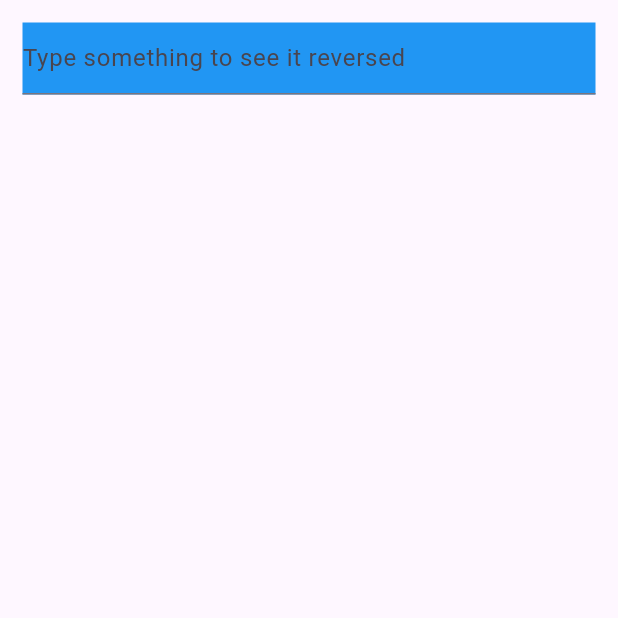
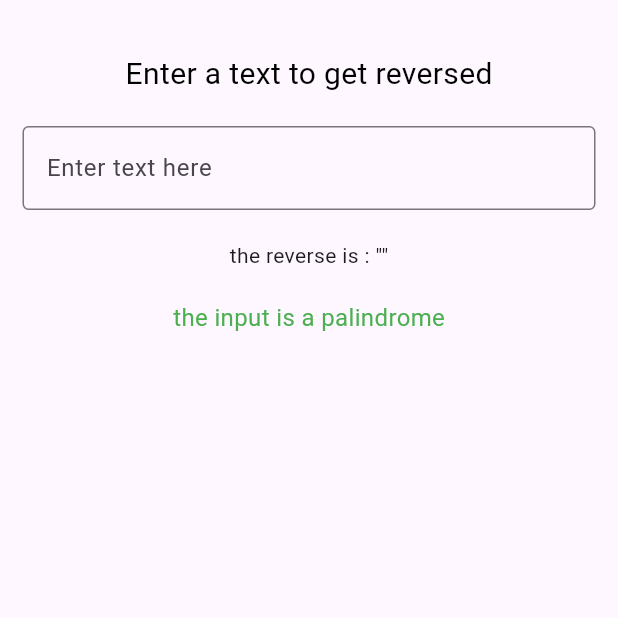
Before and after one commit to badis-byte/S5, a Flutter app: the Reverse screen opened directly, on a phone screen of 412 x 824 dp, the top half of it. Run offline on Flutter 3.47's test engine with Material 3 defaults, Android fonts, the phone set to English and light mode, and no system bars.

Commit message:
just finished c1

```diff
--- a/moblabs/lab4/c1/lib/main.dart
+++ b/moblabs/lab4/c1/lib/main.dart
@@ -1,3 +1,4 @@
+import 'package:c1/reversed.dart';
 import 'package:flutter/material.dart';
 
 void main() {
@@ -10,11 +11,7 @@ class MainApp extends StatelessWidget {
   @override
   Widget build(BuildContext context) {
     return const MaterialApp(
-      home: Scaffold(
-        body: Center(
-          child: Text('Hello World!'),
-        ),
-      ),
+      home: Reverse()
     );
   }
 }
--- a/moblabs/lab4/c1/lib/reversed.dart
+++ b/moblabs/lab4/c1/lib/reversed.dart
@@ -9,26 +9,43 @@ class Reverse extends StatefulWidget {
 
 class _ReverseState extends State<Reverse> {
   String reversedText = '';
+  bool pali = true;
   @override
   Widget build(BuildContext context) {
-    return Padding(padding: EdgeInsets.all(15),
+    return Scaffold(
+      body: Padding(padding: EdgeInsets.all(15),
       child: Column(
         children: [
+          SizedBox(height: 20,),
+          Text("Enter a text to get reversed", style: TextStyle(fontSize: 20, color: Colors.black),),
+          SizedBox(height: 20,),
           Container(
-          color: Colors.blue,
             child: TextField(
               decoration: InputDecoration(
-              hintText: 'Type something to see it reversed',
+                border: OutlineInputBorder(),
+                hintText: 'Enter text here',
               ),
               onChanged: (text) {
-              reversedText = text;
+                reversedText = text.split('').reversed.join('');
+                setState(() {
+                  isPalindrome(text, reversedText);
+                });
               },
             ),
           ),
-        Spacer(),
+          SizedBox(height: 20,),
+          Text('the reverse is : "$reversedText"'),
+          SizedBox(height: 20,),
+          Visibility(visible: pali ,child: Text("the input is a palindrome", style: TextStyle(fontSize: 16, color: Colors.green),)),
 
         ],
       )
+      ),
     );
   }
+
+  bool isPalindrome(String text, String reversedText) {
+    pali = text == reversedText;
+    return true;
   }
+}
```
Lines whose indentation alone changed are shown as unchanged.
